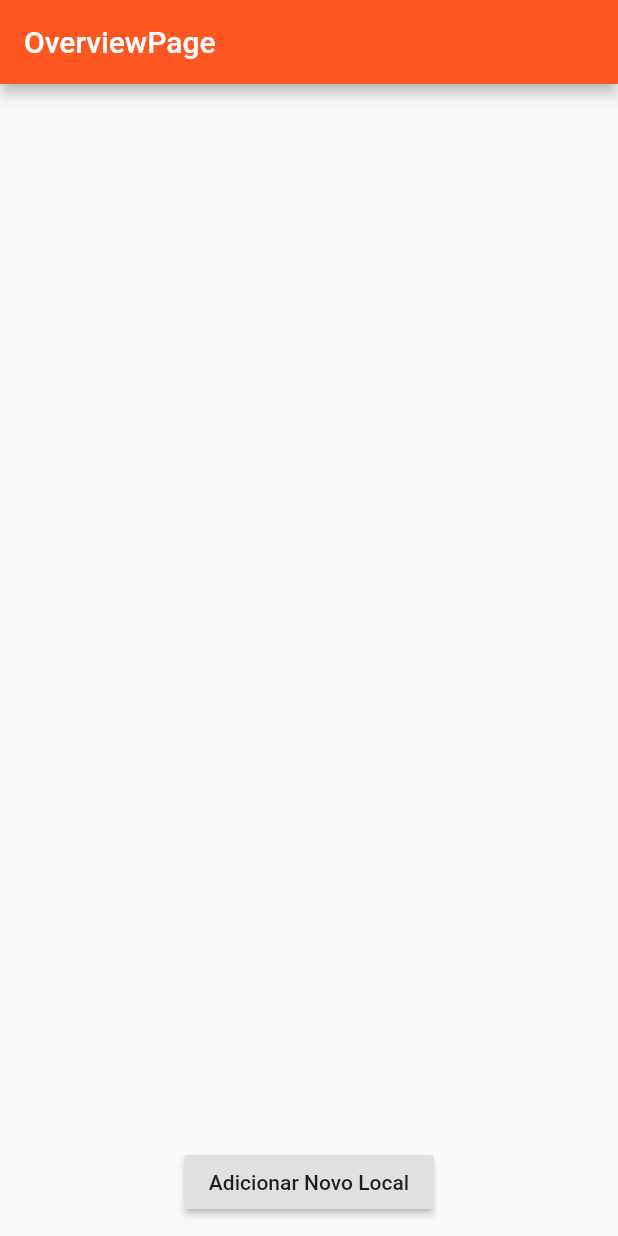
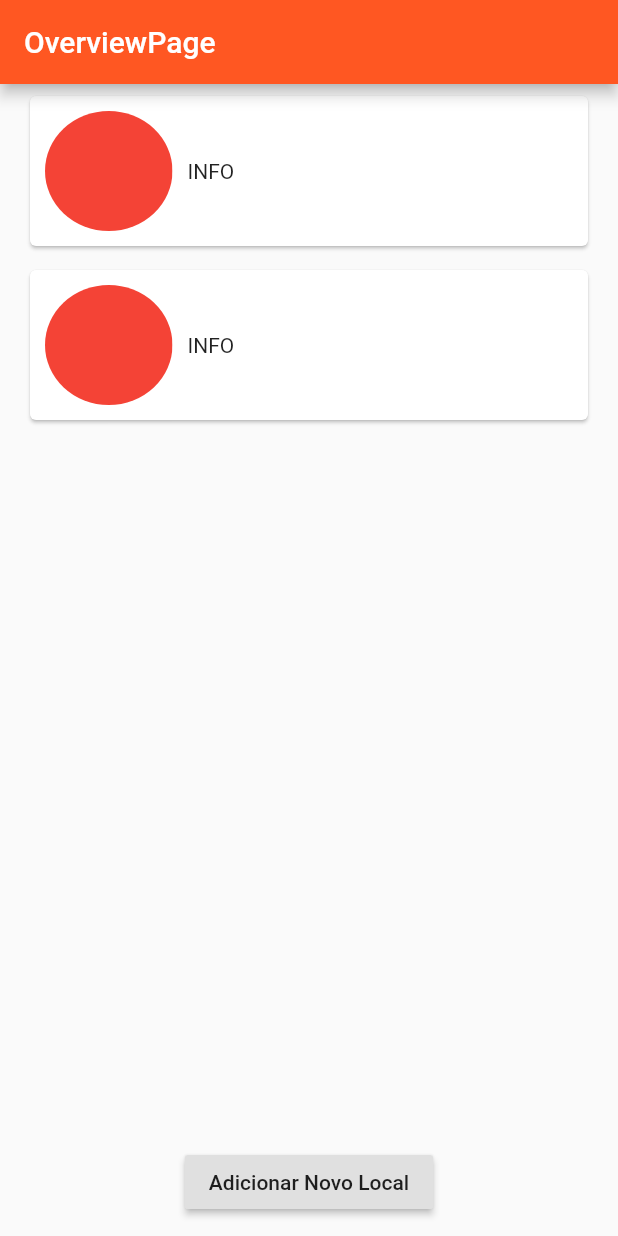
Before and after one commit to es-match/ematch, a Flutter app: the OverViewPage screen opened directly, on a phone screen of 412 x 824 dp. Run offline on Flutter 3.47's test engine with Material 2 defaults, Android fonts, the phone set to English and light mode, and no system bars; our stand-ins replace firebase_auth, firebase_core, google_sign_in; missing offline and left inert: simple_search_bar; accounts and stored records are empty.

Commit message:
Richard - Tela Owner First Enter

```diff
--- a/lib/OwnerApp/views/mainPage/overviewPage.dart
+++ b/lib/OwnerApp/views/mainPage/overviewPage.dart
@@ -17,12 +17,59 @@ class _OverViewPageState extends State<OverViewPage> {
         width: MediaQuery.of(context).size.width,
         child: Padding(
           padding: const EdgeInsets.only(bottom: 12.0),
-          child: Align(
-            alignment: Alignment.bottomCenter,
-            child: RaisedButton(
-              onPressed: () => print("x"),
-              child: Text("Adicionar Novo Local"),
-            ),
+          child: Column(
+            mainAxisAlignment: MainAxisAlignment.spaceBetween,
+            crossAxisAlignment: CrossAxisAlignment.stretch,
+            children: [
+              Expanded(
+                flex: 6,
+                child: ListView.builder(
+                  itemCount: 2,
+                  itemBuilder: (context, index) {
+                    return ListTile(
+                      title: Card(
+                        child: Container(
+                          height: 100,
+                          child: Padding(
+                            padding: const EdgeInsets.all(8.0),
+                            child: Row(
+                              children: [
+                                Expanded(
+                                  flex: 1,
+                                  child: Padding(
+                                    padding: const EdgeInsets.all(2.0),
+                                    child: ClipOval(
+                                      child: Container(
+                                        decoration:
+                                            BoxDecoration(color: Colors.red),
+                                      ),
+                                    ),
+                                  ),
+                                ),
+                                Expanded(
+                                  flex: 3,
+                                  child: Padding(
+                                    padding: const EdgeInsets.all(8.0),
+                                    child: Text("INFO"),
+                                  ),
+                                )
+                              ],
+                            ),
+                          ),
+                        ),
+                      ),
+                    );
+                  },
+                ),
+              ),
+              Align(
+                alignment: Alignment.bottomCenter,
+                child: RaisedButton(
+                  onPressed: () => print("x"),
+                  child: Text("Adicionar Novo Local"),
+                ),
+              ),
+            ],
           ),
         ),
       ),
```
